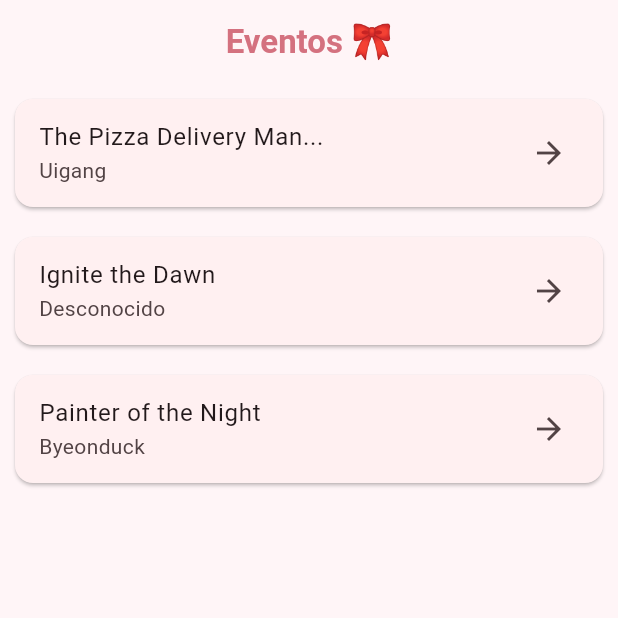
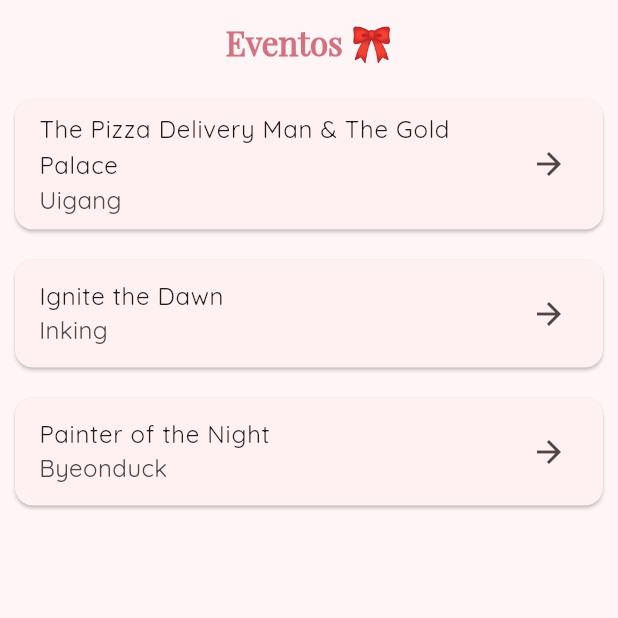
Before and after one commit to MaBelenBecerra/manejo_navegaciones, a Flutter app: the screen it shows after launch, on a phone screen of 412 x 824 dp, the top half of it. Run offline on Flutter 3.47's test engine with Material 3 defaults, Android fonts, the phone set to English and light mode, and no system bars.

```diff
--- a/lib/main.dart
+++ b/lib/main.dart
@@ -14,25 +14,7 @@
     return MaterialApp(
       title: 'BL Manhwa Events',
       debugShowCheckedModeBanner: false,
-      theme: ThemeData(
-        useMaterial3: true,
-        scaffoldBackgroundColor: const Color(0xFFFFF5F7),
-        colorScheme: ColorScheme.fromSeed(
-          seedColor: const Color(0xFFFFC0CB),
-          primary: const Color(0xFFD4717F),
-        ),
-        appBarTheme: const AppBarTheme(
-          backgroundColor: Colors.transparent,
-          elevation: 0,
-          centerTitle: true,
-          iconTheme: IconThemeData(color: Color(0xFFD4717F)),
-          titleTextStyle: TextStyle(
-            color: Color(0xFFD4717F),
-            fontSize: 22,
-            fontWeight: FontWeight.bold,
-          ),
-        ),
-      ),
+      theme: _buildTheme(),
       initialRoute: '/',
       routes: {
         '/': (context) => const EventListScreen(),
@@ -41,3 +23,71 @@
     );
   }
 }
+
+ThemeData _buildTheme() {
+  return ThemeData(
+    useMaterial3: true,
+    scaffoldBackgroundColor: const Color(0xFFFFF5F7),
+
+    /// Tipografía base
+    fontFamily: 'Quicksand',
+
+    textTheme: const TextTheme(
+      displayLarge: TextStyle(
+        fontFamily: 'PlayfairDisplay',
+        fontSize: 32,
+        color: Color(0xFF8B4A54),
+      ),
+      titleLarge: TextStyle(
+        fontFamily: 'PlayfairDisplay',
+        fontSize: 24,
+        color: Color(0xFF8B4A54),
+      ),
+      bodyMedium: TextStyle(
+        fontFamily: 'Quicksand',
+        fontSize: 16,
+      ),
+    ),
+
+    /// Colores
+    colorScheme: ColorScheme.fromSeed(
+      seedColor: const Color(0xFFFFC0CB),
+      primary: const Color(0xFFD4717F),
+    ),
+
+    /// AppBar
+    appBarTheme: const AppBarTheme(
+      backgroundColor: Colors.transparent,
+      elevation: 0,
+      centerTitle: true,
+      iconTheme: IconThemeData(color: Color(0xFFD4717F)),
+      titleTextStyle: TextStyle(
+        fontFamily: 'PlayfairDisplay',
+        color: Color(0xFFD4717F),
+        fontSize: 22,
+        fontWeight: FontWeight.bold,
+      ),
+    ),
+
+    /// Botones globales
+    elevatedButtonTheme: ElevatedButtonThemeData(
+      style: ElevatedButton.styleFrom(
+        backgroundColor: const Color(0xFFFFC0CB),
+        foregroundColor: const Color(0xFF8B4A54),
+        padding: const EdgeInsets.symmetric(
+          vertical: 16,
+          horizontal: 32,
+        ),
+        shape: RoundedRectangleBorder(
+          borderRadius: BorderRadius.circular(30),
+        ),
+        elevation: 2,
+        textStyle: const TextStyle(
+          fontFamily: 'Quicksand',
+          fontSize: 16,
+          fontWeight: FontWeight.bold,
+        ),
+      ),
+    ),
+  );
+}
--- a/lib/presentation/screens/event_list_screen.dart
+++ b/lib/presentation/screens/event_list_screen.dart
@@ -8,21 +8,21 @@
   Widget build(BuildContext context) {
     final List<ManhwaEvent> events = [
       ManhwaEvent(
-        title: 'The Pizza Delivery Man...',
+        title: 'The Pizza Delivery Man & The Gold Palace',
         author: 'Uigang',
-        description: 'Pop-up store exclusiva del Gold Palace.',
+        description: 'Acrylic stand exclusiva.',
         passPrice: 25.50,
       ),
       ManhwaEvent(
         title: 'Ignite the Dawn',
-        author: 'Desconocido',
+        author: 'Inking',
         description: 'Firma de autógrafos y galería.',
         passPrice: 30.00,
       ),
       ManhwaEvent(
         title: 'Painter of the Night',
         author: 'Byeonduck',
-        description: 'Experiencia inmersiva.',
+        description: 'Venta exclusiva de caja musical.',
         passPrice: 45.00,
       ),
     ];
```
Also changed, not shown: lib/presentation/screens/event_details_screen.dart (+97 -13 lines), pubspec.yaml (+11 -0 lines), assets/fonts/PlayfairDisplay-Regular.ttf (added), assets/fonts/Quicksand-Regular.ttf (added).
